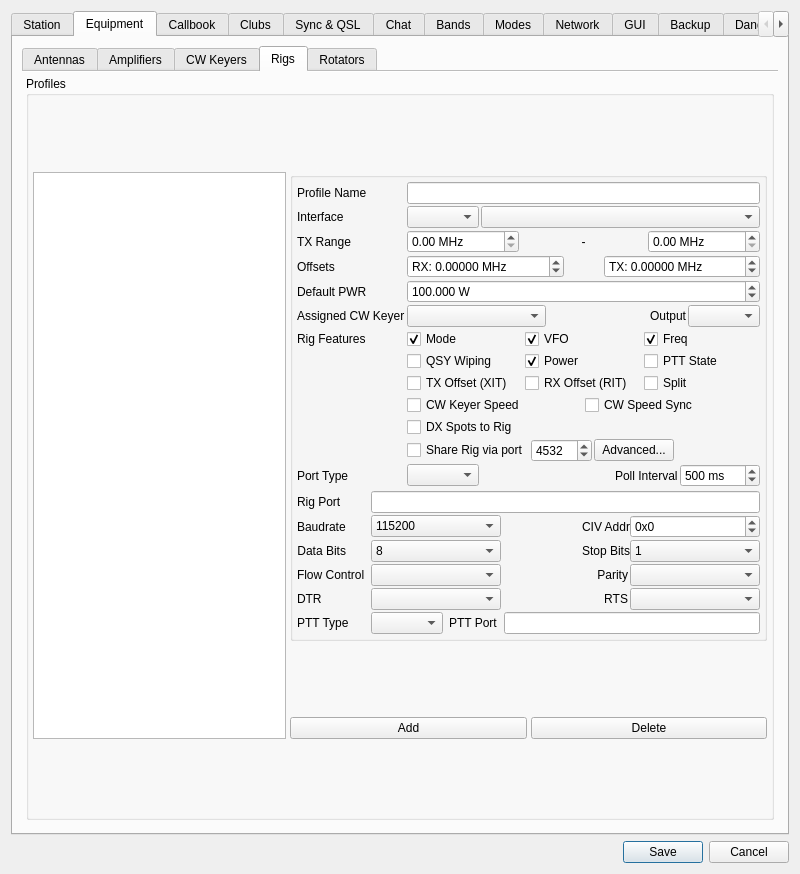
First picture: the form in ui/SettingsDialog.ui, repository aa5sh/QLog, before the edit.
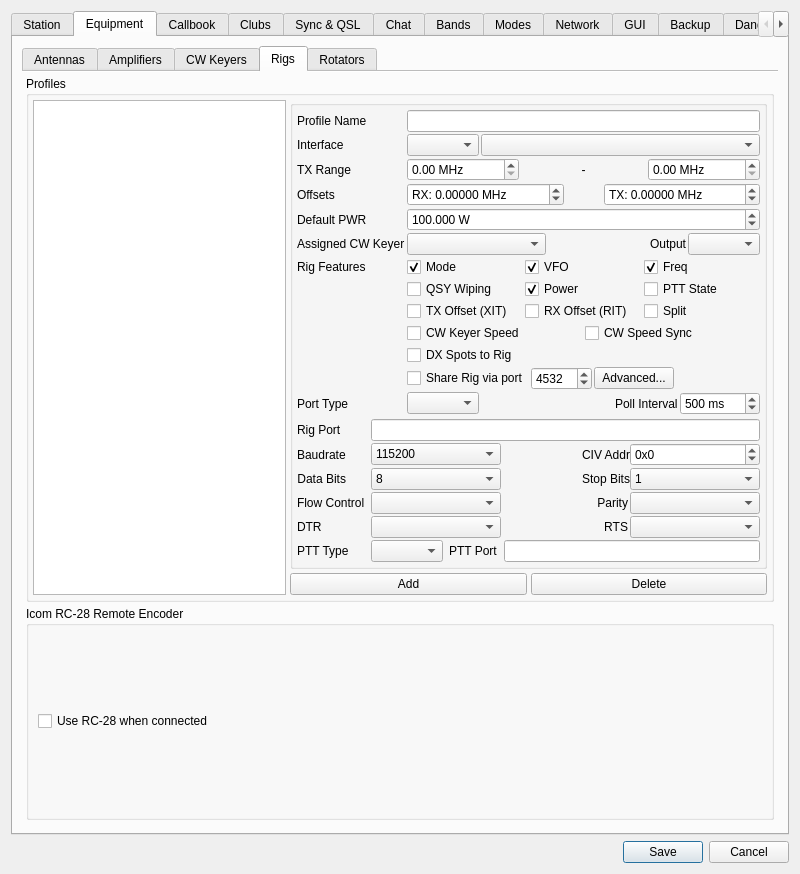
Second picture: the form after the edit. The open tabs and pages were chosen to show the change. Icons and pictures are not drawn. Custom widgets are drawn as their Qt base class.

Commit message: Add Icom RC-28 remote encoder support

Diff of the .ui file:
```diff
--- a/ui/SettingsDialog.ui
+++ b/ui/SettingsDialog.ui
@@ -2914,6 +2914,25 @@
              </layout>
             </widget>
            </item>
+           <item>
+            <widget class="QGroupBox" name="rc28Group">
+             <property name="title">
+              <string>Icom RC-28 Remote Encoder</string>
+             </property>
+             <layout class="QVBoxLayout" name="verticalLayout_rc28">
+              <item>
+               <widget class="QCheckBox" name="rc28EnabledCheckBox">
+                <property name="toolTip">
+                 <string>When an RC-28 is plugged in, its knob tunes the connected rig and its TRANSMIT button keys PTT. F1 toggles fast tuning.</string>
+                </property>
+                <property name="text">
+                 <string>Use RC-28 when connected</string>
+                </property>
+               </widget>
+              </item>
+             </layout>
+            </widget>
+           </item>
           </layout>
          </widget>
          <widget class="QWidget" name="rotsTab">
```
The commit also changes 16 other files.
